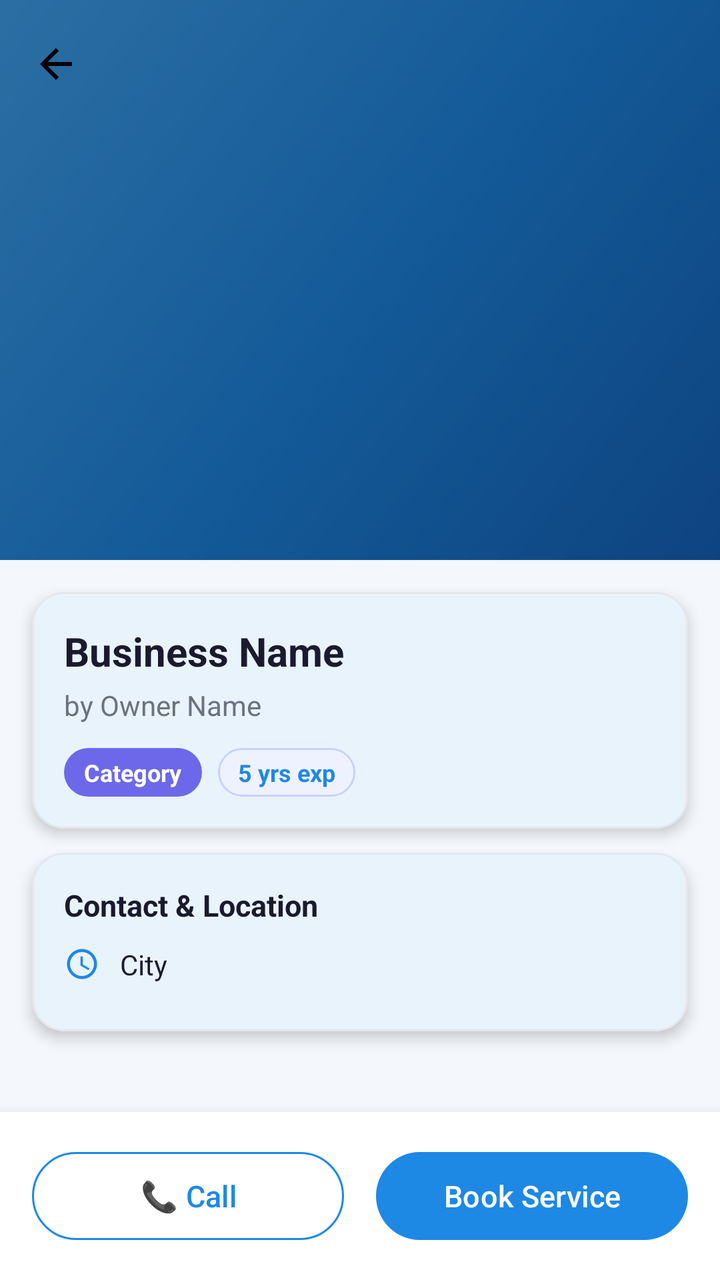
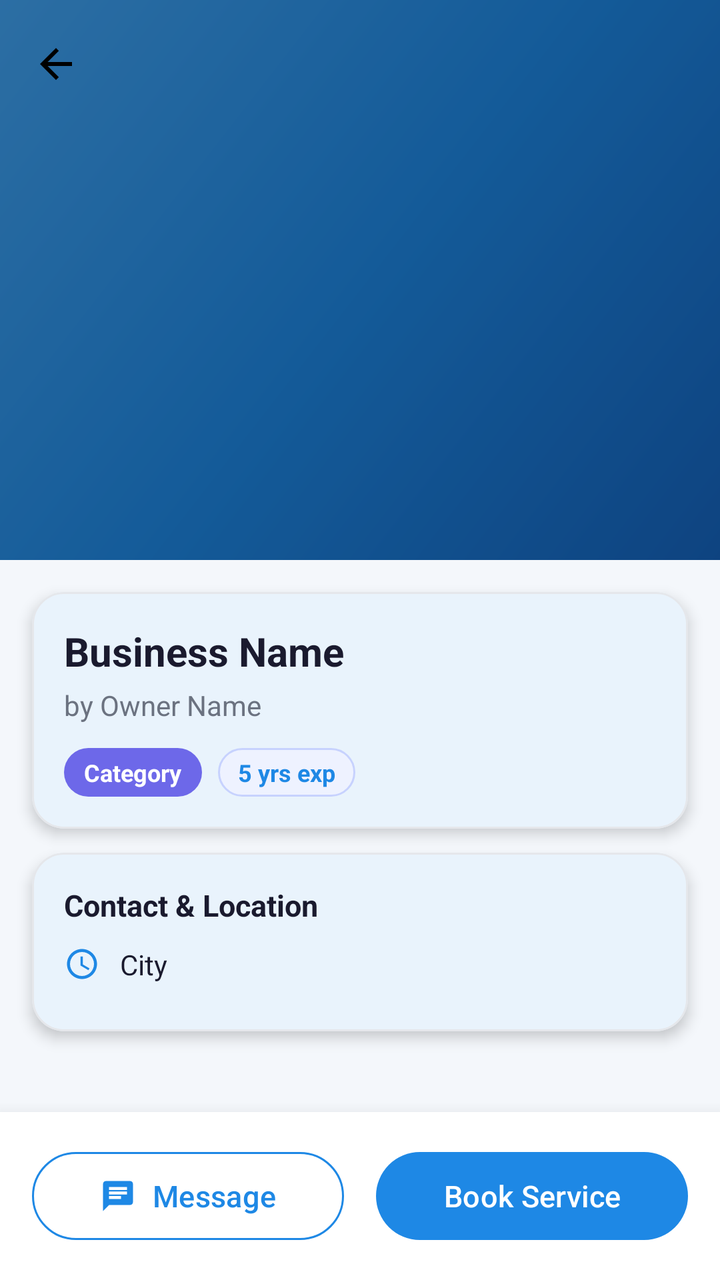

Before-and-after screenshots of an Android layout around one commit, followed by the original layout XML and the change that was made.
<!-- AndroidManifest.xml: application theme Theme.QuickFix -->
<!-- res/layout/activity_provider_detail.xml -->
<?xml version="1.0" encoding="utf-8"?>
<androidx.coordinatorlayout.widget.CoordinatorLayout
    xmlns:android="http://schemas.android.com/apk/res/android"
    xmlns:app="http://schemas.android.com/apk/res-auto"
    android:layout_width="match_parent"
    android:layout_height="match_parent"
    android:background="@color/screen_background">

    <com.google.android.material.appbar.AppBarLayout
        android:layout_width="match_parent"
        android:layout_height="280dp"
        android:theme="@style/ThemeOverlay.AppCompat.Dark.ActionBar">

        <com.google.android.material.appbar.CollapsingToolbarLayout
            android:layout_width="match_parent"
            android:layout_height="match_parent"
            app:layout_scrollFlags="scroll|exitUntilCollapsed"
            app:contentScrim="@color/primary"
            app:title=" ">

            
            <ImageView
                android:id="@+id/ivDetailBusinessImage"
                android:layout_width="match_parent"
                android:layout_height="match_parent"
                android:scaleType="centerCrop"
                android:src="@drawable/bg_profile_header_gradient"
                app:layout_collapseMode="parallax"
                android:contentDescription="Business" />

            
            <View
                android:layout_width="match_parent"
                android:layout_height="match_parent"
                android:background="#55000000"
                app:layout_collapseMode="parallax" />

            <androidx.appcompat.widget.Toolbar
                android:id="@+id/toolbar"
                android:layout_width="match_parent"
                android:layout_height="?attr/actionBarSize"
                app:layout_collapseMode="pin"
                app:navigationIcon="@drawable/ic_back" />

        </com.google.android.material.appbar.CollapsingToolbarLayout>

    </com.google.android.material.appbar.AppBarLayout>

    <androidx.core.widget.NestedScrollView
        android:layout_width="match_parent"
        android:layout_height="match_parent"
        app:layout_behavior="@string/appbar_scrolling_view_behavior"
        android:clipToPadding="false"
        android:paddingBottom="100dp">

        <LinearLayout
            android:layout_width="match_parent"
            android:layout_height="wrap_content"
            android:orientation="vertical">

            
            <com.google.android.material.card.MaterialCardView
                android:layout_width="match_parent"
                android:layout_height="wrap_content"
                android:layout_marginStart="16dp"
                android:layout_marginEnd="16dp"
                android:layout_marginTop="16dp"
                app:cardCornerRadius="16dp"
                app:cardElevation="4dp">

                <LinearLayout
                    android:layout_width="match_parent"
                    android:layout_height="wrap_content"
                    android:orientation="vertical"
                    android:padding="16dp">

                    
                    <LinearLayout
                        android:layout_width="match_parent"
                        android:layout_height="wrap_content"
                        android:gravity="center_vertical"
                        android:orientation="horizontal">

                        <TextView
                            android:id="@+id/tvDetailBusinessName"
                            android:layout_width="0dp"
                            android:layout_height="wrap_content"
                            android:layout_weight="1"
                            android:text="Business Name"
                            android:textColor="@color/text_primary"
                            android:textSize="20sp"
                            android:textStyle="bold" />

                        <LinearLayout
                            android:id="@+id/tvDetailVerified"
                            android:layout_width="wrap_content"
                            android:layout_height="wrap_content"
                            android:background="@drawable/bg_verified_badge"
                            android:gravity="center_vertical"
                            android:orientation="horizontal"
                            android:paddingStart="8dp"
                            android:paddingEnd="8dp"
                            android:paddingTop="4dp"
                            android:paddingBottom="4dp"
                            android:visibility="gone">
                            <ImageView android:layout_width="12dp" android:layout_height="12dp" android:src="@drawable/ic_check" app:tint="#FFFFFF" android:contentDescription="Verified" />
                            <TextView android:layout_width="wrap_content" android:layout_height="wrap_content" android:layout_marginStart="3dp" android:text="Verified" android:textColor="#FFFFFF" android:textSize="11sp" android:textStyle="bold" />
                        </LinearLayout>
                    </LinearLayout>

                    <TextView
                        android:id="@+id/tvDetailOwnerName"
                        android:layout_width="wrap_content"
                        android:layout_height="wrap_content"
                        android:layout_marginTop="4dp"
                        android:text="by Owner Name"
                        android:textColor="@color/text_secondary"
                        android:textSize="14sp" />

                    
                    <LinearLayout
                        android:layout_width="match_parent"
                        android:layout_height="wrap_content"
                        android:layout_marginTop="12dp"
                        android:orientation="horizontal">

                        <TextView
                            android:id="@+id/tvDetailCategory"
                            android:layout_width="wrap_content"
                            android:layout_height="wrap_content"
                            android:background="@drawable/bg_category_badge"
                            android:paddingStart="10dp"
                            android:paddingEnd="10dp"
                            android:paddingTop="4dp"
                            android:paddingBottom="4dp"
                            android:text="Category"
                            android:textColor="#FFFFFF"
                            android:textSize="12sp"
                            android:textStyle="bold" />

                        <TextView
                            android:id="@+id/tvDetailExperience"
                            android:layout_width="wrap_content"
                            android:layout_height="wrap_content"
                            android:layout_marginStart="8dp"
                            android:background="@drawable/bg_experience_chip"
                            android:paddingStart="10dp"
                            android:paddingEnd="10dp"
                            android:paddingTop="4dp"
                            android:paddingBottom="4dp"
                            android:text="5 yrs exp"
                            android:textColor="@color/primary"
                            android:textSize="12sp"
                            android:textStyle="bold" />
                    </LinearLayout>

                    
                    <LinearLayout
                        android:id="@+id/ratingRow"
                        android:layout_width="wrap_content"
                        android:layout_height="wrap_content"
                        android:layout_marginTop="10dp"
                        android:gravity="center_vertical"
                        android:orientation="horizontal"
                        android:visibility="gone">

                        <ImageView android:layout_width="16dp" android:layout_height="16dp" android:src="@drawable/ic_check" app:tint="#FFD700" android:contentDescription="Star" />
                        <TextView android:id="@+id/tvDetailRating" android:layout_width="wrap_content" android:layout_height="wrap_content" android:layout_marginStart="4dp" android:text="4.5" android:textColor="@color/text_primary" android:textSize="14sp" android:textStyle="bold" />
                        <TextView android:layout_width="wrap_content" android:layout_height="wrap_content" android:layout_marginStart="4dp" android:text="rating" android:textColor="@color/text_secondary" android:textSize="13sp" />
                    </LinearLayout>

                </LinearLayout>
            </com.google.android.material.card.MaterialCardView>

            
            <com.google.android.material.card.MaterialCardView
                android:layout_width="match_parent"
                android:layout_height="wrap_content"
                android:layout_marginStart="16dp"
                android:layout_marginEnd="16dp"
                android:layout_marginTop="12dp"
                app:cardCornerRadius="16dp"
                app:cardElevation="4dp">

                <LinearLayout
                    android:layout_width="match_parent"
                    android:layout_height="wrap_content"
                    android:orientation="vertical"
                    android:padding="16dp">

                    <TextView
                        android:layout_width="wrap_content"
                        android:layout_height="wrap_content"
                        android:text="Contact &amp; Location"
                        android:textColor="@color/text_primary"
                        android:textSize="15sp"
                        android:textStyle="bold"
                        android:layout_marginBottom="10dp" />

                    
                    <LinearLayout android:layout_width="match_parent" android:layout_height="wrap_content" android:gravity="center_vertical" android:orientation="horizontal" android:layout_marginBottom="8dp">
                        <ImageView android:layout_width="18dp" android:layout_height="18dp" android:src="@drawable/ic_location" app:tint="@color/primary" android:contentDescription="City" />
                        <TextView android:id="@+id/tvDetailCity" android:layout_width="0dp" android:layout_height="wrap_content" android:layout_weight="1" android:layout_marginStart="10dp" android:text="City" android:textColor="@color/text_primary" android:textSize="14sp" />
                    </LinearLayout>

                    
                    <LinearLayout android:id="@+id/rowPhone" android:layout_width="match_parent" android:layout_height="wrap_content" android:gravity="center_vertical" android:orientation="horizontal" android:layout_marginBottom="8dp" android:visibility="gone">
                        <ImageView android:layout_width="18dp" android:layout_height="18dp" android:src="@drawable/ic_phone" app:tint="@color/primary" android:contentDescription="Phone" />
                        <TextView android:id="@+id/tvDetailPhone" android:layout_width="0dp" android:layout_height="wrap_content" android:layout_weight="1" android:layout_marginStart="10dp" android:text="Phone" android:textColor="@color/text_primary" android:textSize="14sp" />
                    </LinearLayout>

                    
                    <LinearLayout android:id="@+id/rowEmail" android:layout_width="match_parent" android:layout_height="wrap_content" android:gravity="center_vertical" android:orientation="horizontal" android:visibility="gone">
                        <ImageView android:layout_width="18dp" android:layout_height="18dp" android:src="@drawable/ic_email" app:tint="@color/primary" android:contentDescription="Email" />
                        <TextView android:id="@+id/tvDetailEmail" android:layout_width="0dp" android:layout_height="wrap_content" android:layout_weight="1" android:layout_marginStart="10dp" android:text="Email" android:textColor="@color/text_primary" android:textSize="14sp" />
                    </LinearLayout>

                </LinearLayout>
            </com.google.android.material.card.MaterialCardView>

            
            <com.google.android.material.card.MaterialCardView
                android:id="@+id/cardDescription"
                android:layout_width="match_parent"
                android:layout_height="wrap_content"
                android:layout_marginStart="16dp"
                android:layout_marginEnd="16dp"
                android:layout_marginTop="12dp"
                app:cardCornerRadius="16dp"
                app:cardElevation="4dp"
                android:visibility="gone">

                <LinearLayout
                    android:layout_width="match_parent"
                    android:layout_height="wrap_content"
                    android:orientation="vertical"
                    android:padding="16dp">

                    <TextView
                        android:layout_width="wrap_content"
                        android:layout_height="wrap_content"
                        android:text="About"
                        android:textColor="@color/text_primary"
                        android:textSize="15sp"
                        android:textStyle="bold"
                        android:layout_marginBottom="8dp" />

                    <TextView
                        android:id="@+id/tvDetailDescription"
                        android:layout_width="match_parent"
                        android:layout_height="wrap_content"
                        android:text="Description..."
                        android:textColor="@color/text_secondary"
                        android:textSize="14sp"
                        android:lineSpacingExtra="4dp" />

                </LinearLayout>
            </com.google.android.material.card.MaterialCardView>

            
            <com.google.android.material.card.MaterialCardView
                android:id="@+id/cardRecentReviews"
                android:layout_width="match_parent"
                android:layout_height="wrap_content"
                android:layout_marginStart="16dp"
                android:layout_marginEnd="16dp"
                android:layout_marginTop="12dp"
                app:cardCornerRadius="16dp"
                app:cardElevation="4dp"
                android:visibility="gone">

                <LinearLayout
                    android:layout_width="match_parent"
                    android:layout_height="wrap_content"
                    android:orientation="vertical"
                    android:padding="16dp">

                    <TextView
                        android:id="@+id/tvRecentReviewsTitle"
                        android:layout_width="wrap_content"
                        android:layout_height="wrap_content"
                        android:text="Recent Reviews"
                        android:textColor="@color/text_primary"
                        android:textSize="15sp"
                        android:textStyle="bold" />

                    <TextView
                        android:id="@+id/tvRecentReviewsCount"
                        android:layout_width="wrap_content"
                        android:layout_height="wrap_content"
                        android:layout_marginTop="4dp"
                        android:text=""
                        android:textColor="@color/text_secondary"
                        android:textSize="12sp" />

                    <TextView
                        android:id="@+id/tvRecentReviewsEmpty"
                        android:layout_width="wrap_content"
                        android:layout_height="wrap_content"
                        android:layout_marginTop="10dp"
                        android:text="No written reviews yet"
                        android:textColor="@color/text_secondary"
                        android:textSize="13sp"
                        android:visibility="gone" />

                    <LinearLayout
                        android:id="@+id/layoutRecentReviews"
                        android:layout_width="match_parent"
                        android:layout_height="wrap_content"
                        android:layout_marginTop="10dp"
                        android:orientation="vertical" />
                </LinearLayout>
            </com.google.android.material.card.MaterialCardView>

            
            <com.google.android.material.card.MaterialCardView
                android:id="@+id/cardShowcaseMedia"
                android:layout_width="match_parent"
                android:layout_height="wrap_content"
                android:layout_marginStart="16dp"
                android:layout_marginEnd="16dp"
                android:layout_marginTop="12dp"
                app:cardCornerRadius="16dp"
                app:cardElevation="4dp"
                android:visibility="gone">

                <LinearLayout
                    android:layout_width="match_parent"
                    android:layout_height="wrap_content"
                    android:orientation="vertical"
                    android:padding="16dp">

                    <TextView
                        android:id="@+id/tvShowcaseTitle"
                        android:layout_width="wrap_content"
                        android:layout_height="wrap_content"
                        android:text="Business Showcase"
                        android:textColor="@color/text_primary"
                        android:textSize="15sp"
                        android:textStyle="bold" />

                    <TextView
                        android:id="@+id/tvShowcaseEmpty"
                        android:layout_width="wrap_content"
                        android:layout_height="wrap_content"
                        android:layout_marginTop="8dp"
                        android:text="No showcase media available"
                        android:textColor="@color/text_secondary"
                        android:textSize="13sp"
                        android:visibility="gone" />

                    <HorizontalScrollView
                        android:id="@+id/scrollShowcase"
                        android:layout_width="match_parent"
                        android:layout_height="wrap_content"
                        android:layout_marginTop="10dp"
                        android:scrollbars="none">

                        <LinearLayout
                            android:id="@+id/layoutShowcaseMedia"
                            android:layout_width="wrap_content"
                            android:layout_height="wrap_content"
                            android:orientation="horizontal" />
                    </HorizontalScrollView>
                </LinearLayout>
            </com.google.android.material.card.MaterialCardView>

            <View android:layout_width="match_parent" android:layout_height="16dp" />

        </LinearLayout>
    </androidx.core.widget.NestedScrollView>

    
    <LinearLayout
        android:layout_width="match_parent"
        android:layout_height="wrap_content"
        android:layout_gravity="bottom"
        android:background="@color/card_bg"
        android:elevation="12dp"
        android:orientation="horizontal"
        android:padding="16dp"
        android:weightSum="2">

        <com.google.android.material.button.MaterialButton
            android:id="@+id/btnDetailCall"
            style="@style/Widget.Material3.Button.OutlinedButton"
            android:layout_width="0dp"
            android:layout_height="52dp"
            android:layout_weight="1"
            android:layout_marginEnd="8dp"
            android:text="📞 Call"
            android:textSize="15sp"
            app:strokeColor="@color/primary"
            android:textColor="@color/primary"
            app:cornerRadius="26dp" />

        <com.google.android.material.button.MaterialButton
            android:id="@+id/btnDetailBook"
            style="@style/Widget.Material3.Button"
            android:layout_width="0dp"
            android:layout_height="52dp"
            android:layout_weight="1"
            android:layout_marginStart="8dp"
            android:text="Book Service"
            android:textSize="15sp"
            app:backgroundTint="@color/primary"
            app:cornerRadius="26dp"
            android:textColor="#FFFFFF" />

    </LinearLayout>

</androidx.coordinatorlayout.widget.CoordinatorLayout>
<!-- resources referenced by this layout -->
<resources>
  <color name="card_bg">#FFFFFF</color>
  <color name="primary">#1E88E5</color>
  <color name="screen_background">#F4F7FB</color>
  <color name="text_primary">#1A1A2E</color>
  <color name="text_secondary">#6B7280</color>
  <!-- drawable bg_category_badge (drawable) -->
  <?xml version="1.0" encoding="utf-8"?>
  <shape xmlns:android="http://schemas.android.com/apk/res/android"
      android:shape="rectangle">
      <solid android:color="#CC4F46E5" />
      <corners android:radius="20dp" />
  </shape>
  <!-- drawable bg_experience_chip (drawable) -->
  <?xml version="1.0" encoding="utf-8"?>
  <shape xmlns:android="http://schemas.android.com/apk/res/android"
      android:shape="rectangle">
      <solid android:color="#EEF2FF" />
      <stroke android:width="1dp" android:color="#C7D2FE" />
      <corners android:radius="20dp" />
  </shape>
  <!-- drawable bg_profile_header_gradient (drawable) -->
  <?xml version="1.0" encoding="utf-8"?>
  <shape xmlns:android="http://schemas.android.com/apk/res/android">
      <gradient
          android:startColor="#1565C0"
          android:centerColor="#1E88E5"
          android:endColor="#42A5F5"
          android:angle="135"
          android:type="linear" />
  </shape>
  <!-- drawable bg_verified_badge (drawable) -->
  <?xml version="1.0" encoding="utf-8"?>
  <shape xmlns:android="http://schemas.android.com/apk/res/android"
      android:shape="rectangle">
      <solid android:color="#CC2E7D32" />
      <corners android:radius="20dp" />
  </shape>
  <!-- drawable ic_check (drawable) -->
  <vector xmlns:android="http://schemas.android.com/apk/res/android"
      android:width="24dp"
      android:height="24dp"
      android:viewportWidth="24"
      android:viewportHeight="24">
      <path
          android:fillColor="#FFFFFF"
          android:pathData="M9,16.17L4.83,12l-1.42,1.41L9,19 21,7l-1.41,-1.41z"/>
  </vector>
  <style name="Theme.QuickFix" parent="Base.Theme.QuickFix" />
  <color name="primary_dark">#1565C0</color>
  <color name="accent_green">#43A047</color>
  <color name="surface_variant">#F5F7FA</color>
  <color name="divider">#E5E7EB</color>
  <style name="Theme.QuickFix.AdminDialog" parent="ThemeOverlay.Material3.MaterialAlertDialog">
          <item name="colorSurface">@color/card_bg</item>
          <item name="colorOnSurface">@color/text_primary</item>
          <item name="colorOutline">@color/divider</item>
      </style>
  <style name="Theme.QuickFix.BottomSheet" parent="ThemeOverlay.Material3.BottomSheetDialog">
          <item name="colorSurface">@color/card_bg</item>
          <item name="colorOnSurface">@color/text_primary</item>
          <item name="android:colorBackground">@color/card_bg</item>
      </style>
  <style name="Widget.QuickFix.Button" parent="Widget.Material3.Button">
          <item name="backgroundTint">@color/primary</item>
          <item name="android:textColor">@color/white</item>
      </style>
  <style name="Widget.QuickFix.Chip.Filter" parent="Widget.Material3.Chip.Filter">
          <item name="chipBackgroundColor">@color/surface_variant</item>
          <item name="android:textColor">@color/text_primary</item>
          <item name="checkedIconTint">@color/primary</item>
      </style>
  <color name="white">#FFFFFFFF</color>
  <color name="input_background">#FFFFFF</color>
  <color name="input_stroke">#1E88E5</color>
  <color name="error_red">#D32F2F</color>
  <color name="input_hint">#6B7280</color>
  <color name="input_icon">#455A64</color>
  <!-- unchanged entries left out for length: 6 -->
</resources>

<!-- the commit's change to res/layout/activity_provider_detail.xml (unified diff, before → after) -->
@@ -98,13 +98,17 @@
                             android:background="@drawable/bg_verified_badge"
                             android:gravity="center_vertical"
                             android:orientation="horizontal"
-                            android:paddingStart="8dp"
-                            android:paddingEnd="8dp"
+                            android:paddingStart="7dp"
+                            android:paddingEnd="7dp"
                             android:paddingTop="4dp"
                             android:paddingBottom="4dp"
                             android:visibility="gone">
-                            <ImageView android:layout_width="12dp" android:layout_height="12dp" android:src="@drawable/ic_check" app:tint="#FFFFFF" android:contentDescription="Verified" />
-                            <TextView android:layout_width="wrap_content" android:layout_height="wrap_content" android:layout_marginStart="3dp" android:text="Verified" android:textColor="#FFFFFF" android:textSize="11sp" android:textStyle="bold" />
+                            <ImageView
+                                android:layout_width="14dp"
+                                android:layout_height="14dp"
+                                android:src="@drawable/ic_check"
+                                app:tint="#FFFFFF"
+                                android:contentDescription="Verified" />
                         </LinearLayout>
                     </LinearLayout>
 
@@ -388,8 +392,11 @@
             android:layout_height="52dp"
             android:layout_weight="1"
             android:layout_marginEnd="8dp"
-            android:text="📞 Call"
+            android:text="Message"
             android:textSize="15sp"
+            app:icon="@drawable/ic_messages"
+            app:iconGravity="textStart"
+            app:iconPadding="8dp"
             app:strokeColor="@color/primary"
             android:textColor="@color/primary"
             app:cornerRadius="26dp" />
<!-- resource entries referenced after the edit -->
@@ -47,6 +47,15 @@
           android:fillColor="#FFFFFF"
           android:pathData="M9,16.17L4.83,12l-1.42,1.41L9,19 21,7l-1.41,-1.41z"/>
   </vector>
+  <!-- drawable ic_messages (drawable) -->
+  <vector xmlns:android="http://schemas.android.com/apk/res/android"
+      android:width="24dp"
+      android:height="24dp"
+      android:viewportWidth="24"
+      android:viewportHeight="24">
+      <path android:fillColor="#FFFFFF"
+          android:pathData="M20,2H4c-1.1,0 -1.99,0.9 -1.99,2L2,22l4,-4h14c1.1,0 2,-0.9 2,-2V4c0,-1.1 -0.9,-2 -2,-2zM6,9h12v2H6V9zM14,14H6v-2h8v2zM18,8H6V6h12v2z"/>
+  </vector>
   <style name="Theme.QuickFix" parent="Base.Theme.QuickFix" />
   <color name="primary_dark">#1565C0</color>
   <color name="accent_green">#43A047</color>
